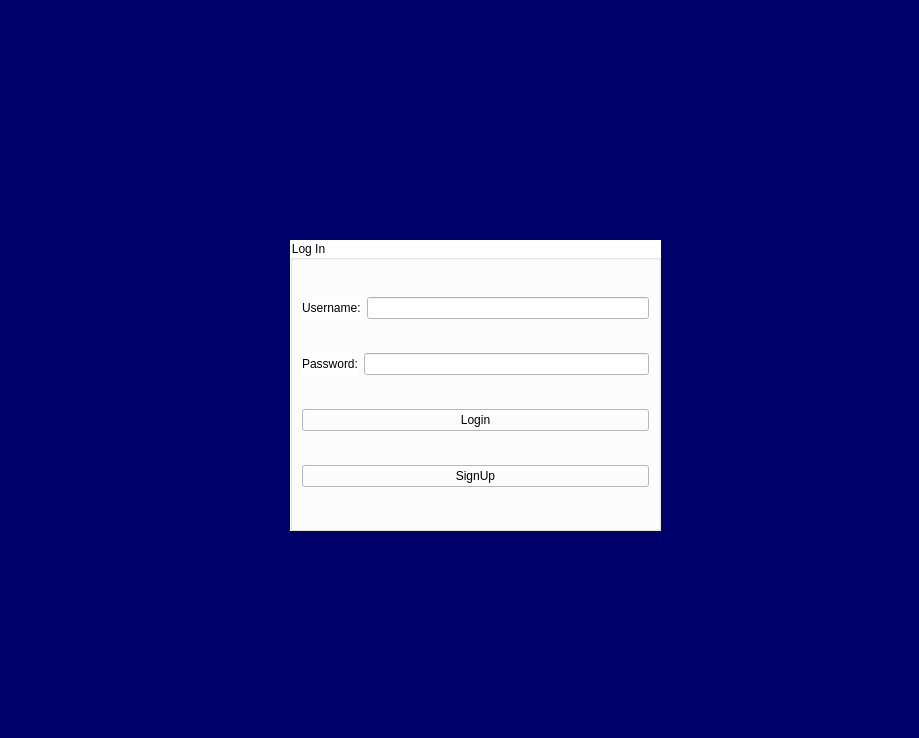
Old version of the form Qt_2/loginpage.ui in the repository TadrosMaged/TicTacToe_Game.
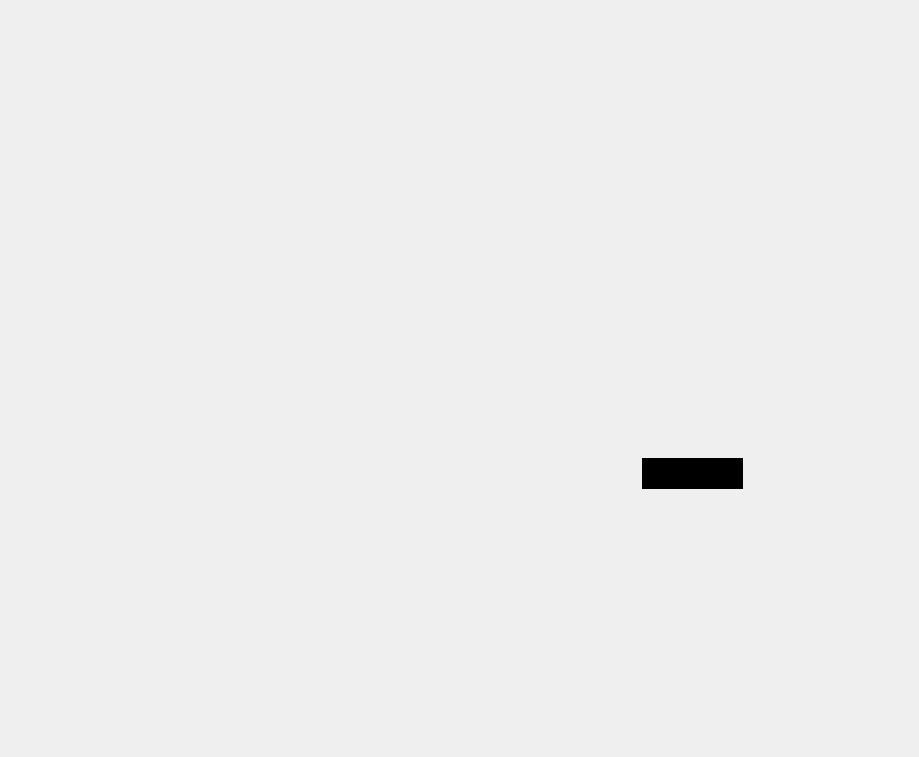
New version of the form.

```diff
--- a/Qt_2/loginpage.ui
+++ b/Qt_2/loginpage.ui
@@ -7,79 +7,84 @@
     <x>0</x>
     <y>0</y>
     <width>919</width>
-    <height>738</height>
+    <height>757</height>
    </rect>
   </property>
   <property name="windowTitle">
    <string>Form</string>
   </property>
   <property name="styleSheet">
-   <string notr="true">background-color: rgb(0, 0, 106);</string>
+   <string notr="true"/>
   </property>
-  <widget class="QGroupBox" name="groupBox">
+  <widget class="QLineEdit" name="lineEdit_user">
    <property name="geometry">
     <rect>
-     <x>290</x>
-     <y>240</y>
-     <width>371</width>
-     <height>291</height>
+     <x>480</x>
+     <y>300</y>
+     <width>251</width>
+     <height>41</height>
     </rect>
    </property>
    <property name="styleSheet">
-    <string notr="true">
-background-color: rgb(255, 255, 255);</string>
+    <string notr="true">color: rgb(0, 0, 0);
+background-color: rgba(255, 255, 255,0);
+border:none
+</string>
    </property>
-   <property name="title">
-    <string>Log In</string>
+  </widget>
+  <widget class="QLineEdit" name="lineEdit_pass">
+   <property name="geometry">
+    <rect>
+     <x>480</x>
+     <y>350</y>
+     <width>251</width>
+     <height>41</height>
+    </rect>
    </property>
-   <layout class="QVBoxLayout" name="verticalLayout">
-    <item>
-     <layout class="QHBoxLayout" name="horizontalLayout">
-      <item>
-       <widget class="QLabel" name="label_4">
-        <property name="text">
-         <string>Username:</string>
-        </property>
-       </widget>
-      </item>
-      <item>
-       <widget class="QLineEdit" name="lineEdit_user"/>
-      </item>
-     </layout>
-    </item>
-    <item>
-     <layout class="QHBoxLayout" name="horizontalLayout_2">
-      <item>
-       <widget class="QLabel" name="label_3">
-        <property name="text">
-         <string>Password:</string>
-        </property>
-       </widget>
-      </item>
-      <item>
-       <widget class="QLineEdit" name="lineEdit_pass">
-        <property name="echoMode">
-         <enum>QLineEdit::Password</enum>
-        </property>
-       </widget>
-      </item>
-     </layout>
-    </item>
-    <item>
-     <widget class="QPushButton" name="pushButton">
-      <property name="text">
-       <string>Login</string>
-      </property>
-     </widget>
-    </item>
-    <item>
-     <widget class="QPushButton" name="pushButton_2">
-      <property name="text">
-       <string>SignUp</string>
-      </property>
-     </widget>
-    </item>
-   </layout>
+   <property name="styleSheet">
+    <string notr="true">background-color: rgba(255, 255, 255,0);
+color: rgba(0, 0, 0);
+border:none
+</string>
+   </property>
+   <property name="echoMode">
+    <enum>QLineEdit::Password</enum>
+   </property>
+  </widget>
+  <widget class="QPushButton" name="pushButton">
+   <property name="geometry">
+    <rect>
+     <x>410</x>
+     <y>400</y>
+     <width>291</width>
+     <height>61</height>
+    </rect>
+   </property>
+   <property name="styleSheet">
+    <string notr="true">background-color: rgba(255, 255, 255,0);
+border:none</string>
+   </property>
+   <property name="text">
+    <string/>
+   </property>
+  </widget>
+  <widget class="QPushButton" name="pushButton_2">
+   <property name="geometry">
+    <rect>
+     <x>642</x>
+     <y>458</y>
+     <width>101</width>
+     <height>31</height>
+    </rect>
+   </property>
+   <property name="styleSheet">
+    <string notr="true">background-color: rgba(255, 255, 2550);
+border:none
+</string>
+   </property>
+   <property name="text">
+    <string/>
+   </property>
   </widget>
  </widget>
  <resources/>
```
